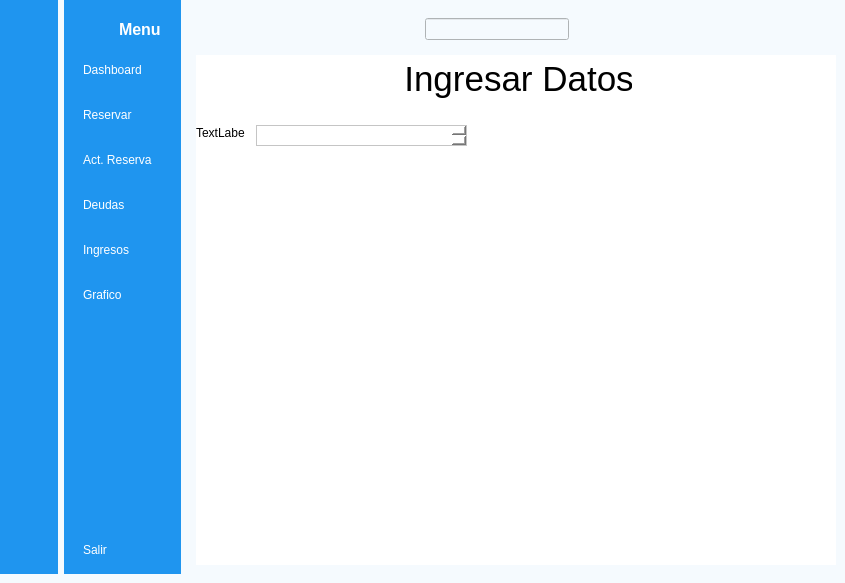
The window that gui/main.ui (williamsalberto/HotelReservationSystem) describes before a commit, drawn with Qt 5.
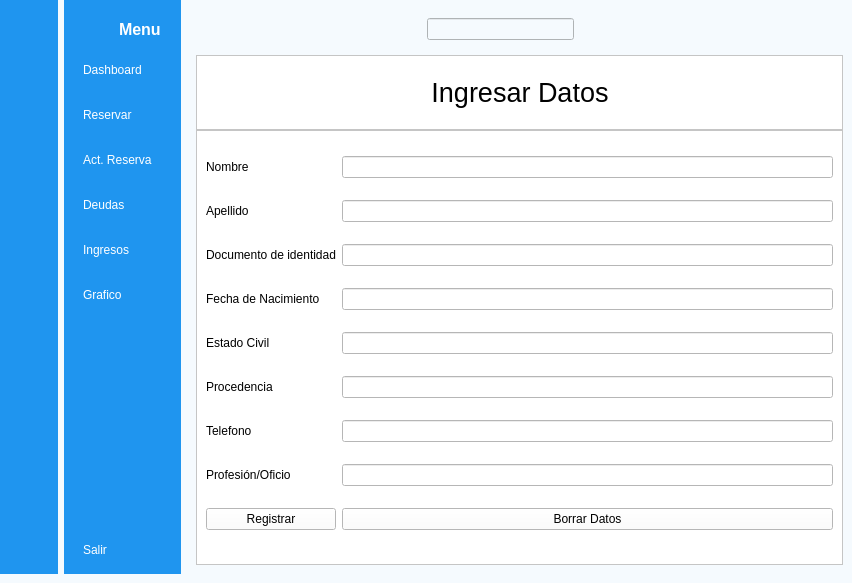
The same window after the commit. The open tabs and pages were chosen to show the change. Icons and pictures are not drawn.

Commit message: Se agrego la funcion de poder registrar huesped, sin embargo se encuentra en la pagina de reserva

```diff
--- a/gui/main.ui
+++ b/gui/main.ui
@@ -6,7 +6,7 @@
    <rect>
     <x>0</x>
     <y>0</y>
-    <width>845</width>
+    <width>852</width>
     <height>583</height>
    </rect>
   </property>
@@ -565,50 +565,217 @@
           </layout>
          </widget>
          <widget class="QWidget" name="reservar_page">
-          <widget class="QLabel" name="label_5">
-           <property name="geometry">
-            <rect>
-             <x>210</x>
-             <y>0</y>
-             <width>226</width>
-             <height>47</height>
-            </rect>
+          <property name="minimumSize">
+           <size>
+            <width>40</width>
+            <height>40</height>
+           </size>
+          </property>
+          <layout class="QVBoxLayout" name="verticalLayout_7">
+           <property name="spacing">
+            <number>0</number>
            </property>
-           <property name="font">
-            <font>
-             <pointsize>26</pointsize>
-            </font>
+           <property name="leftMargin">
+            <number>0</number>
            </property>
-           <property name="text">
-            <string>Ingresar Datos</string>
+           <property name="topMargin">
+            <number>0</number>
            </property>
-           <property name="alignment">
-            <set>Qt::AlignCenter</set>
+           <property name="rightMargin">
+            <number>0</number>
            </property>
-          </widget>
-          <widget class="QTextBrowser" name="textBrowser">
-           <property name="geometry">
-            <rect>
-             <x>60</x>
-             <y>70</y>
-             <width>211</width>
-             <height>21</height>
-            </rect>
+           <property name="bottomMargin">
+            <number>0</number>
            </property>
-          </widget>
-          <widget class="QLabel" name="label_6">
-           <property name="geometry">
-            <rect>
-             <x>0</x>
-             <y>70</y>
-             <width>49</width>
-             <height>16</height>
-            </rect>
-           </property>
-           <property name="text">
-            <string>TextLabel</string>
-           </property>
-          </widget>
+           <item>
+            <widget class="QFrame" name="frame_tituloReserva">
+             <property name="enabled">
+              <bool>true</bool>
+             </property>
+             <property name="minimumSize">
+              <size>
+               <width>0</width>
+               <height>0</height>
+              </size>
+             </property>
+             <property name="maximumSize">
+              <size>
+               <width>16777215</width>
+               <height>75</height>
+              </size>
+             </property>
+             <property name="frameShape">
+              <enum>QFrame::StyledPanel</enum>
+             </property>
+             <property name="frameShadow">
+              <enum>QFrame::Raised</enum>
+             </property>
+             <layout class="QHBoxLayout" name="horizontalLayout_5">
+              <item>
+               <spacer name="horizontalSpacer_2">
+                <property name="orientation">
+                 <enum>Qt::Horizontal</enum>
+                </property>
+                <property name="sizeHint" stdset="0">
+                 <size>
+                  <width>217</width>
+                  <height>20</height>
+                 </size>
+                </property>
+               </spacer>
+              </item>
+              <item>
+               <widget class="QLabel" name="label_5">
+                <property name="font">
+                 <font>
+                  <pointsize>20</pointsize>
+                 </font>
+                </property>
+                <property name="text">
+                 <string>Ingresar Datos</string>
+                </property>
+                <property name="alignment">
+                 <set>Qt::AlignCenter</set>
+                </property>
+               </widget>
+              </item>
+              <item>
+               <spacer name="horizontalSpacer_4">
+                <property name="orientation">
+                 <enum>Qt::Horizontal</enum>
+                </property>
+                <property name="sizeHint" stdset="0">
+                 <size>
+                  <width>216</width>
+                  <height>20</height>
+                 </size>
+                </property>
+               </spacer>
+              </item>
+             </layout>
+            </widget>
+           </item>
+           <item>
+            <widget class="QFrame" name="frame_DatosReserva">
+             <property name="minimumSize">
+              <size>
+               <width>0</width>
+               <height>0</height>
+              </size>
+             </property>
+             <property name="styleSheet">
+              <string notr="true">QLabel{
+	font: 14pt &quot;Segoe UI&quot;;
+}
+QLineEdit{
+	font: 14pt &quot;Segoe UI&quot;;
+}</string>
+             </property>
+             <property name="frameShape">
+              <enum>QFrame::StyledPanel</enum>
+             </property>
+             <property name="frameShadow">
+              <enum>QFrame::Raised</enum>
+             </property>
+             <layout class="QGridLayout" name="gridLayout_2">
+              <item row="6" column="1">
+               <widget class="QLineEdit" name="lineEdit_telefono"/>
+              </item>
+              <item row="6" column="0">
+               <widget class="QLabel" name="label_telefono">
+                <property name="text">
+                 <string>Telefono</string>
+                </property>
+               </widget>
+              </item>
+              <item row="2" column="0">
+               <widget class="QLabel" name="label_cedula">
+                <property name="text">
+                 <string>Documento de identidad</string>
+                </property>
+               </widget>
+              </item>
+              <item row="8" column="0">
+               <widget class="QPushButton" name="pushButton_Registrar">
+                <property name="text">
+                 <string>Registrar</string>
+                </property>
+               </widget>
+              </item>
+              <item row="4" column="1">
+               <widget class="QLineEdit" name="lineEdit_estadoCivil"/>
+              </item>
+              <item row="1" column="1">
+               <widget class="QLineEdit" name="lineEdit_apellido"/>
+              </item>
+              <item row="5" column="1">
+               <widget class="QLineEdit" name="lineEdit_procedencia"/>
+              </item>
+              <item row="0" column="1">
+               <widget class="QLineEdit" name="lineEdit_nombre"/>
+              </item>
+              <item row="4" column="0">
+               <widget class="QLabel" name="label_estadoCivil">
+                <property name="text">
+                 <string>Estado Civil</string>
+                </property>
+               </widget>
+              </item>
+              <item row="0" column="0">
+               <widget class="QLabel" name="label_nombre">
+                <property name="text">
+                 <string>Nombre</string>
+                </property>
+               </widget>
+              </item>
+              <item row="3" column="0">
+               <widget class="QLabel" name="label_fechaNacimiento">
+                <property name="text">
+                 <string>Fecha de Nacimiento</string>
+                </property>
+               </widget>
+              </item>
+              <item row="2" column="1">
+               <widget class="QLineEdit" name="lineEdit_cedula"/>
+              </item>
+              <item row="8" column="1">
+               <widget class="QPushButton" name="pushButton_Limpiar">
+                <property name="text">
+                 <string>Borrar Datos</string>
+                </property>
+               </widget>
+              </item>
+              <item row="5" column="0">
+               <widget class="QLabel" name="label_Procedencia">
+                <property name="text">
+                 <string>Procedencia</string>
+                </property>
+               </widget>
+              </item>
+              <item row="3" column="1">
+               <widget class="QLineEdit" name="lineEdit_fechaNacimiento"/>
+              </item>
+              <item row="1" column="0">
+               <widget class="QLabel" name="label_apellido">
+                <property name="text">
+                 <string>Apellido</string>
+                </property>
+               </widget>
+              </item>
+              <item row="7" column="0">
+               <widget class="QLabel" name="label_oficio">
+                <property name="text">
+                 <string>Profesión/Oficio</string>
+                </property>
+               </widget>
+              </item>
+              <item row="7" column="1">
+               <widget class="QLineEdit" name="lineEdit_profesion"/>
+              </item>
+             </layout>
+            </widget>
+           </item>
+          </layout>
          </widget>
          <widget class="QWidget" name="actualizar_page"/>
          <widget class="QWidget" name="deudas_page"/>
```
Left out of the diff: 838 changed lines with no effect on the pictures. The commit also changes 1 other file.
